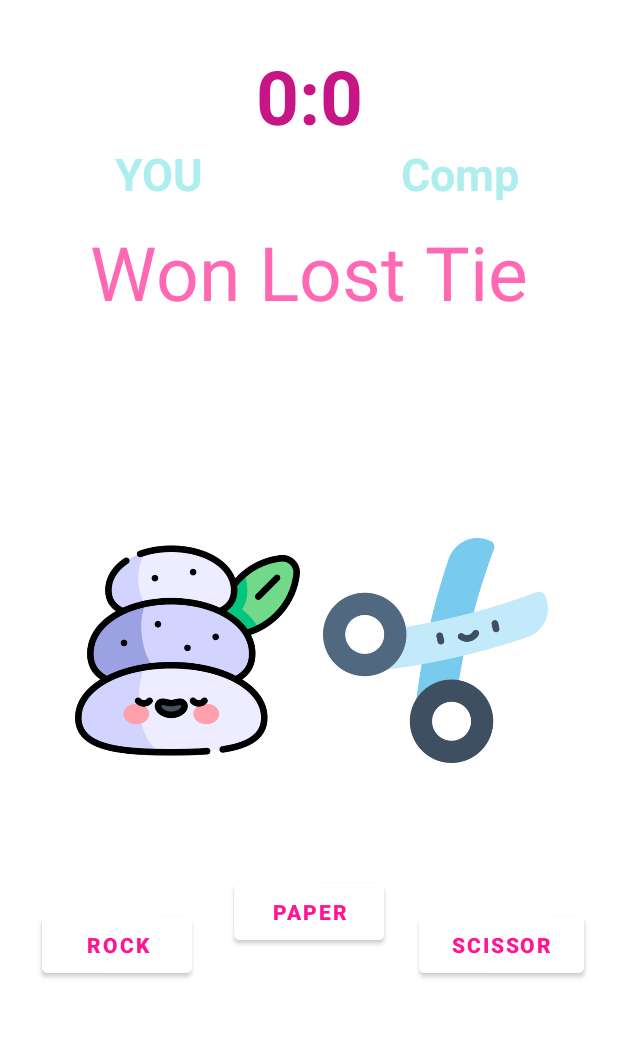
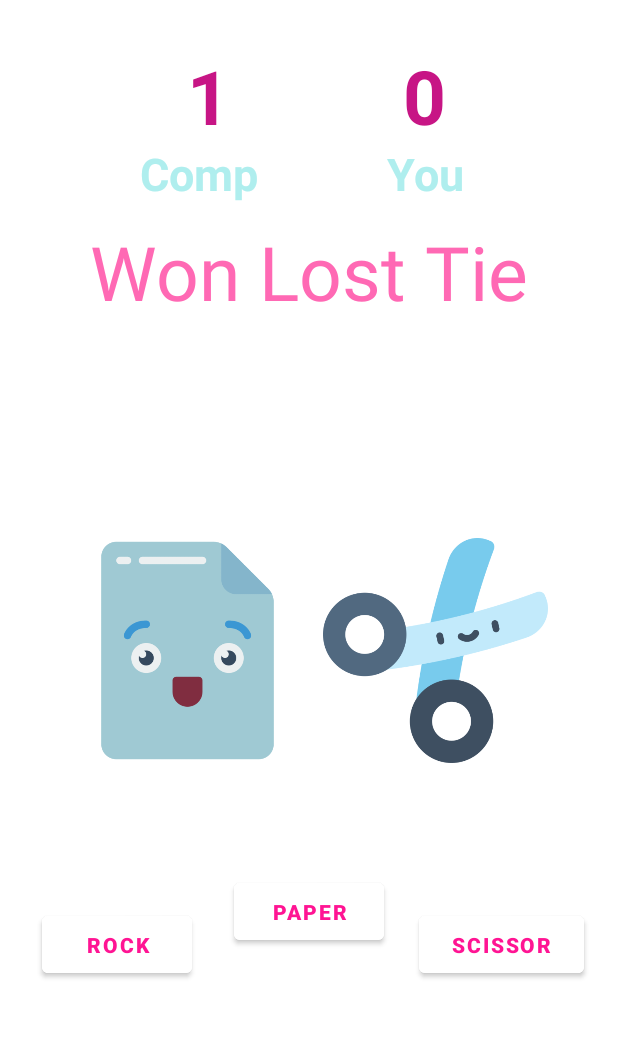
Before and after one commit to shaidaghavam/RockPaperScissors, an Android app: the screen it shows after launch (MainActivity), after a tap on "PAPER", on a phone screen of 412 x 824 dp, the part 156-1194 px from its top. Run offline under Robolectric (Android 15) with nearby library versions, the phone set to English and light mode, and no system bars.

Commit message:
init commit

```diff
--- a/app/build.gradle
+++ b/app/build.gradle
@@ -40,5 +40,6 @@ dependencies {
     implementation 'androidx.navigation:navigation-ui:2.5.3'
     testImplementation 'junit:junit:4.13.2'
     androidTestImplementation 'androidx.test.ext:junit:1.1.5'
+    implementation 'com.google.android.material:material:1.0.0'
     androidTestImplementation 'androidx.test.espresso:espresso-core:3.5.1'
 }
--- a/app/src/main/java/com/example/rockpaperscissor/MainActivity.java
+++ b/app/src/main/java/com/example/rockpaperscissor/MainActivity.java
@@ -1,7 +1,5 @@
 package com.example.rockpaperscissor;
-
 import androidx.appcompat.app.AppCompatActivity;
-
 import android.content.Intent;
 import android.os.Bundle;
 import android.view.View;
@@ -14,11 +12,8 @@ import java.util.Random;
 
 public class MainActivity extends AppCompatActivity {
 
-    private static final String TAG = "MainActivity";
-
-
-    TextView scoreTextview;
-    int Score = 0,compScore;
+    TextView scoreTextview,compScoreTxt;
+    int Score = 0, compScore= 0;
     Button Rock, paper, scissors;
     ImageView userSelection, compSelection;
 
@@ -30,11 +25,13 @@ public class MainActivity extends AppCompatActivity {
         setContentView(R.layout.activity_main);
 
 
-        scoreTextview = findViewById(R.id.scoreTxt);
+        scoreTextview =(TextView) findViewById(R.id.scoreTxt);
+        compScoreTxt= (TextView) findViewById(R.id.userscoreTxt);
         Rock = (Button) findViewById(R.id.rockButton);
         paper = (Button) findViewById(R.id.paperButton);
         scissors = (Button) findViewById(R.id.ScissorsButton);
-        // userSelection=(ImageView)  findViewById(R.id)
+        userSelection=(ImageView)  findViewById(R.id.userSelection);
+        compSelection=(ImageView) findViewById(R.id.compSelection);
 
 
         paper.setOnClickListener(new View.OnClickListener() {
@@ -42,13 +39,9 @@ public class MainActivity extends AppCompatActivity {
             public void onClick(View v) {
                 userSelection.setImageResource(R.drawable.email);
                 String message = play_turn("Paper");
-                Intent reg_intent = new Intent( MainActivity.this, MainActivity.class);
-                startActivity(reg_intent);
-                Toast.makeText(MainActivity.this,message,Toast.LENGTH_SHORT).show();
-                scoreTextview.setText(Integer.toString(Score)+ Integer.toString(compScore));
-
-
-
+                Toast.makeText(MainActivity.this, message, Toast.LENGTH_SHORT).show();
+                scoreTextview.setText(Integer.toString(Score) );
+                compScoreTxt.setText(Integer.toString(compScore));
             }
         });
 
@@ -57,30 +50,28 @@ public class MainActivity extends AppCompatActivity {
             public void onClick(View v) {
                 userSelection.setImageResource(R.drawable.stones);
                 String message = play_turn("Rock");
-                Intent reg_intent = new Intent( MainActivity.this, MainActivity.class);
-                startActivity(reg_intent);
-                Toast.makeText(MainActivity.this,message,Toast.LENGTH_SHORT).show();
-                scoreTextview.setText(Integer.toString(Score)+ Integer.toString(compScore));
+                Toast.makeText(MainActivity.this, message, Toast.LENGTH_SHORT).show();
+                scoreTextview.setText(Integer.toString(Score) );
+                compScoreTxt.setText(Integer.toString(compScore));
+
 
             }
         });
-
 
         scissors.setOnClickListener(new View.OnClickListener() {
             @Override
             public void onClick(View v) {
                 userSelection.setImageResource(R.drawable.scissorsdraw);
-                 String message = play_turn("Scissor");
-                Intent reg_intent = new Intent( MainActivity.this, MainActivity.class);
-                startActivity(reg_intent);
-                Toast.makeText(MainActivity.this,message,Toast.LENGTH_SHORT).show();
-                scoreTextview.setText(Integer.toString(Score)+ Integer.toString(compScore));
+                String message = play_turn("Scissor");
+                Toast.makeText(MainActivity.this, message, Toast.LENGTH_SHORT).show();
+                scoreTextview.setText(Integer.toString(Score));
+                compScoreTxt.setText(Integer.toString(compScore));
+
 
 
             }
         });
 
-        //  random = new Random();
 
 
     }
@@ -114,96 +105,25 @@ public class MainActivity extends AppCompatActivity {
         } else if (player_choice == "Rock" && computer_choice == "Scissor") {
             Score++;
             return "Win";
-        }
-        else if (player_choice == "Scissor" && computer_choice == "Paper") {
+        } else if (player_choice == "Scissor" && computer_choice == "Paper") {
+            Score++;
+            return "Win";
+        } else if (player_choice == "Scissor" && computer_choice == "Rock") {
             compScore++;
             return "Lost";
-        }
-
-        else if (player_choice == "Scissors" && computer_choice == "Rock") {
+        } else if (player_choice == "Paper" && computer_choice == "Rock") {
+            Score++;
+            return "Win";
+        } else if (player_choice == "Paper" && computer_choice == "Scissor") {
             compScore++;
             return "Lost";
-        }
-        else if (player_choice == "Scissors" && computer_choice == "Paper") {
-            Score++;
-            return "Win";
-        }
-        else if (player_choice == "Paper" && computer_choice == "Rock") {
-            Score++;
-            return "Win";
-        }
-        else if (player_choice == "Paper" && computer_choice == "Scissor") {
+        } else if (player_choice == "Rock" && computer_choice == "Paper") {
             compScore++;
             return "Lost";
-        }
-        else return "Something is wrong";
-   /* public void rpsButtonSelected(View view) {
-
-         int userSelection = Integer.parseInt(view.getTag().toString());
-        Log.i(TAG, "rpsButtonSelected" + userSelection);
-        matchGame(userSelection);
-
-    }*/
-
-   /* private void matchGame(int userSelection) {
-
-        int low = 1;
-        int high = 3;
-
-        int compSelection = random.nextInt(high) + low;
-
-        if (userSelection == compSelection) {
-            wonLostTie.setText("Tie");
-            //Tie
-        } else if ((userSelection - compSelection) % 3 == 1) {
-            userScore++;
-            wonLostTie.setText("Win");
-
-            //User Win
-        } else {
+        } else if (player_choice == "Scissor" && computer_choice == "Rock") {
             compScore++;
-            wonLostTie.setText("Lost");
-
-            //Comp win
-        }
-        switch (userSelection) {
-            case 1:
-                userSelectionTextview.setText("Rock");
-                break;
-
-            case 2:
-                userSelectionTextview.setText("Paper");
-                break;
-
-            case 3:
-                userSelectionTextview.setText("Scissor");
-                break;
-
-
-        }
-
-        switch (compSelection) {
-            case 1:
-                compSelectionTextview.setText("Rock");
-                break;
-
-            case 2:
-                compSelectionTextview.setText("Paper");
-                break;
-
-            case 3:
-                compSelectionTextview.setText("Scissor");
-                break;
-        }
-        setScoreTextView(userScore,compScore);
+            return "Lost";
+        } else
+            return "Something is wrong";
     }
-
-        private void setScoreTextView(int userScore,int compScore){
-
-            scoreTextview.setText(String.valueOf(userScore) + " : " + String.valueOf(compScore));
-
-        }*/
-
-
     }
-}
--- /dev/null
+++ b/app/src/main/res/drawable/paper.xml
@@ -0,0 +1,4 @@
+<?xml version="1.0" encoding="utf-8"?>
+<selector xmlns:android="http://schemas.android.com/apk/res/android">
+
+</selector>
--- a/app/src/main/res/layout/activity_main.xml
+++ b/app/src/main/res/layout/activity_main.xml
@@ -27,27 +27,44 @@
         android:id="@+id/scoreTxt"
         android:layout_width="wrap_content"
         android:layout_height="wrap_content"
-        android:text="0:0"
+        android:text="0"
         android:textColor="@color/nilli"
         android:textSize="50sp"
         android:textStyle="bold"
         app:layout_constraintEnd_toEndOf="parent"
+        app:layout_constraintStart_toEndOf="@id/userscoreTxt"
+        app:layout_constraintTop_toBottomOf="@id/rockPaperTxt"
+        android:layout_marginTop="30dp"
+        />
+
+    <TextView
+        android:id="@+id/userscoreTxt"
+        android:layout_width="wrap_content"
+        android:layout_height="wrap_content"
+        android:text="0"
+        android:textColor="@color/nilli"
+        android:textSize="50sp"
+        android:textStyle="bold"
+        app:layout_constraintEnd_toStartOf="@id/scoreTxt"
         app:layout_constraintStart_toStartOf="parent"
         app:layout_constraintTop_toBottomOf="@id/rockPaperTxt"
         android:layout_marginTop="30dp"
+        android:layout_marginStart="10dp"
         />
+
+
 
     <TextView
         android:id="@+id/playerTxt"
         android:layout_width="wrap_content"
         android:layout_height="wrap_content"
         android:layout_marginTop="95dp"
-        android:layout_marginEnd="30dp"
-        android:text="YOU"
+        android:layout_marginEnd="100dp"
+        android:text="Comp"
         android:textColor="@color/darkPhirooze"
         android:textSize="30sp"
         android:textStyle="bold"
-        app:layout_constraintEnd_toEndOf="@id/scoreTxt"
+        app:layout_constraintEnd_toEndOf="@id/compSelection"
         app:layout_constraintStart_toStartOf="parent"
         app:layout_constraintTop_toBottomOf="@id/rockPaperTxt" />
 
@@ -57,12 +74,12 @@
         android:layout_height="wrap_content"
         android:layout_marginStart="30dp"
         android:layout_marginTop="95dp"
-        android:text="Comp"
+        android:text="You"
         android:textColor="@color/darkPhirooze"
         android:textSize="30sp"
         android:textStyle="bold"
         app:layout_constraintEnd_toEndOf="parent"
-        app:layout_constraintStart_toStartOf="@id/scoreTxt"
+        app:layout_constraintStart_toStartOf="@id/userscoreTxt"
         app:layout_constraintTop_toBottomOf="@id/rockPaperTxt" />
 
 
```
